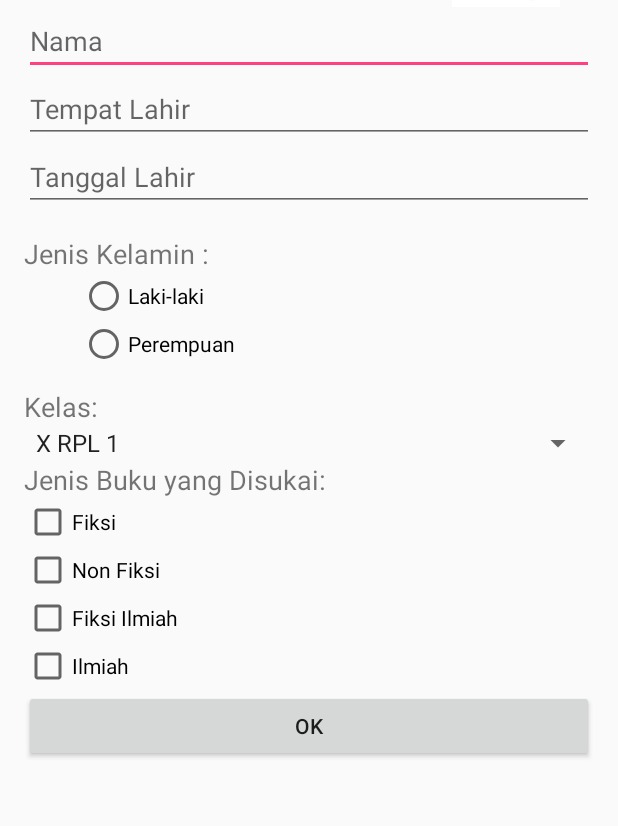
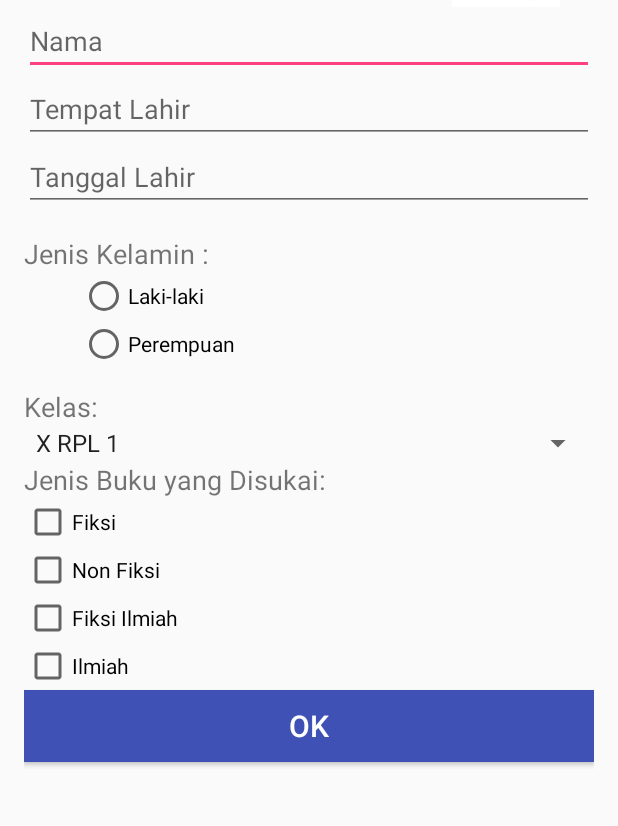
Before and after one commit to Krisnakumalasari/PendaftaranAnggotaPerpus, an Android app: the screen it shows after launch (MainActivity), on a phone screen of 412 x 824 dp, the part 209-1035 px from its top. Run offline under Robolectric (Android 15) with nearby library versions, the phone set to English and light mode, and no system bars.

Commit message:
Second Commit

```diff
--- a/app/build.gradle
+++ b/app/build.gradle
@@ -25,5 +25,6 @@ dependencies {
         exclude group: 'com.android.support', module: 'support-annotations'
     })
     compile 'com.android.support:appcompat-v7:24.2.1'
+    compile 'com.android.support:design:24.2.1'
     testCompile 'junit:junit:4.12'
 }
--- /dev/null
+++ b/app/src/main/res/drawable/bgbtn.xml
@@ -0,0 +1,8 @@
+<?xml version="1.0" encoding="utf-8"?>
+<selector xmlns:android="http://schemas.android.com/apk/res/android">
+
+    <item android:drawable="@color/colorAccent" android:state_pressed="true" />
+    <item android:drawable="@color/colorAccent" android:state_hovered="true" />
+    <item android:drawable="@color/colorPrimary" />
+
+</selector>
--- a/app/src/main/res/layout/activity_main.xml
+++ b/app/src/main/res/layout/activity_main.xml
@@ -34,6 +34,7 @@
             android:layout_marginStart="262dp"
             android:src="@drawable/loog" />
 
+
         <EditText
             android:id="@+id/editTextNama"
             android:layout_width="match_parent"
@@ -61,7 +62,8 @@
             android:layout_alignParentStart="true"
             android:layout_below="@+id/editTextTL"
             android:ems="10"
-            android:hint="Tanggal Lahir" />
+            android:hint="Tanggal Lahir"
+            android:inputType="date" />
 
         <TextView
             android:id="@+id/textView3"
@@ -157,9 +159,12 @@
 
             <Button
                 android:id="@+id/buttonOK"
+                style="@style/Base.TextAppearance.AppCompat.Title"
                 android:layout_width="match_parent"
                 android:layout_height="wrap_content"
-                android:text="OK" />
+                android:background="@drawable/bgbtn"
+                android:text="OK"
+                android:textColor="@android:color/white" />
 
             <TextView
                 android:id="@+id/textViewHasil"
```
Also changed, not shown: app/src/main/java/id/sch/smktelkom_mlg/tugas01/xiirpl4019/pendaftarananggotaperpus/MainActivity.java (+69 -0 lines).
